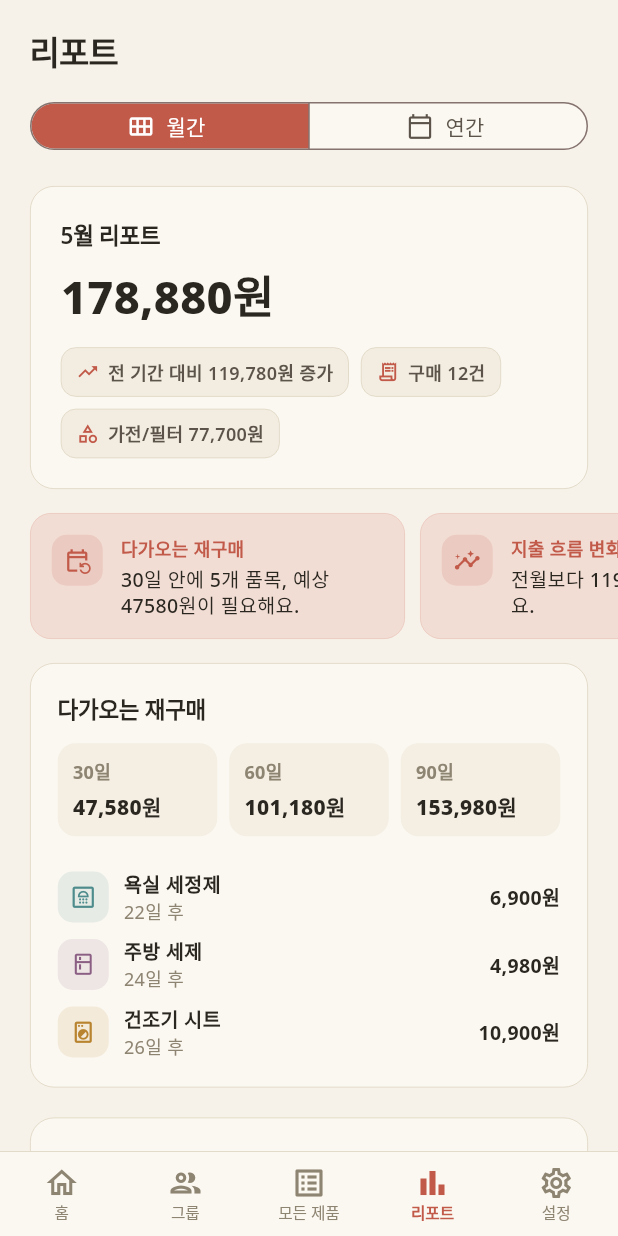
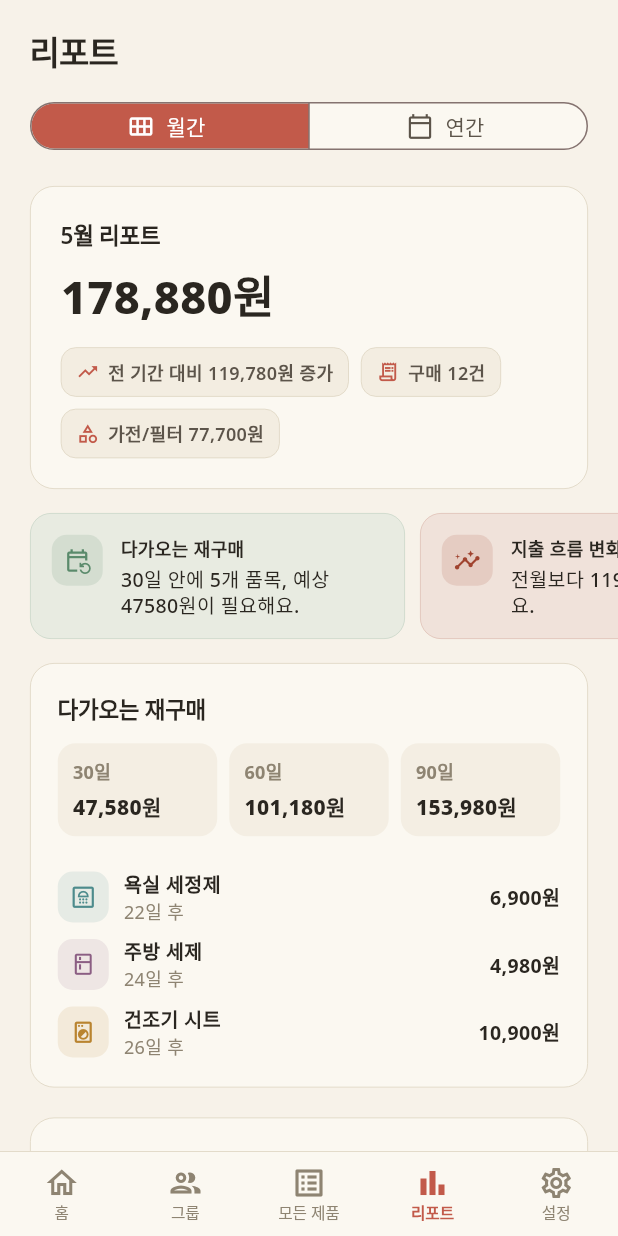
Before and after one commit to hwankr/buylog, a Flutter app: the screen it shows after launch, item 4 of the bottom bar chosen, on a phone screen of 412 x 824 dp. Run offline on Flutter 3.47's test engine with Material 3 defaults, Android fonts, the light colour scheme and no system bars; our stand-ins replace fl_chart, flutter_dotenv, google_fonts, image_picker, supabase_flutter, web; missing offline and left inert: dart:js_interop; accounts and stored records are empty.

Commit message:
feat: refine report insight cards

```diff
--- a/lib/widgets/reports/report_insight_strip.dart
+++ b/lib/widgets/reports/report_insight_strip.dart
@@ -2,6 +2,7 @@ import 'package:flutter/material.dart';
 
 import '../../services/report_service.dart';
 import '../../theme/app_theme.dart';
+import 'report_palette.dart';
 
 class ReportInsightStrip extends StatelessWidget {
   const ReportInsightStrip({super.key, required this.insights});
@@ -14,17 +15,29 @@ class ReportInsightStrip extends StatelessWidget {
       return const SizedBox.shrink();
     }
 
+    return LayoutBuilder(
+      builder: (context, constraints) {
+        final availableWidth = constraints.maxWidth.isFinite
+            ? constraints.maxWidth
+            : MediaQuery.sizeOf(context).width - 40;
+        final cardWidth = availableWidth < 250 ? availableWidth : 250.0;
+
         return SingleChildScrollView(
           scrollDirection: Axis.horizontal,
           clipBehavior: Clip.none,
           child: Row(
             children: [
               for (var i = 0; i < insights.length; i++) ...[
-            SizedBox(width: 250, child: _InsightCard(insight: insights[i])),
+                SizedBox(
+                  width: cardWidth,
+                  child: _InsightCard(insight: insights[i]),
+                ),
                 if (i != insights.length - 1) const SizedBox(width: 10),
               ],
             ],
           ),
+        );
+      },
     );
   }
 }
@@ -36,13 +49,16 @@ class _InsightCard extends StatelessWidget {
 
   @override
   Widget build(BuildContext context) {
+    final accent = ReportPalette.insightColor(insight.kind);
+    final surface = ReportPalette.insightSurface(insight.kind);
+
     return Container(
       padding: const EdgeInsets.all(14),
       decoration: BoxDecoration(
-        color: AppColors.primaryLight2,
+        color: surface,
         borderRadius: BorderRadius.circular(14),
         border: Border.all(
-          color: AppColors.primary.withValues(alpha: 0.18),
+          color: accent.withValues(alpha: 0.22),
           width: 0.5,
         ),
       ),
@@ -53,14 +69,10 @@ class _InsightCard extends StatelessWidget {
             width: 34,
             height: 34,
             decoration: BoxDecoration(
-              color: AppColors.primary.withValues(alpha: 0.14),
+              color: accent.withValues(alpha: 0.14),
               borderRadius: BorderRadius.circular(10),
             ),
-            child: Icon(
-              _iconFor(insight.kind),
-              size: 18,
-              color: AppColors.primary,
-            ),
+            child: Icon(_iconFor(insight.kind), size: 18, color: accent),
           ),
           const SizedBox(width: 12),
           Expanded(
@@ -73,8 +85,8 @@ class _InsightCard extends StatelessWidget {
                   overflow: TextOverflow.ellipsis,
                   style: const TextStyle(
                     fontSize: 12,
-                    fontWeight: FontWeight.w700,
-                    color: AppColors.primary,
+                    fontWeight: FontWeight.w800,
+                    color: AppColors.text,
                   ),
                 ),
                 const SizedBox(height: 3),
```
Also changed, not shown: 1 other file. Lines whose indentation alone changed are shown as unchanged.
